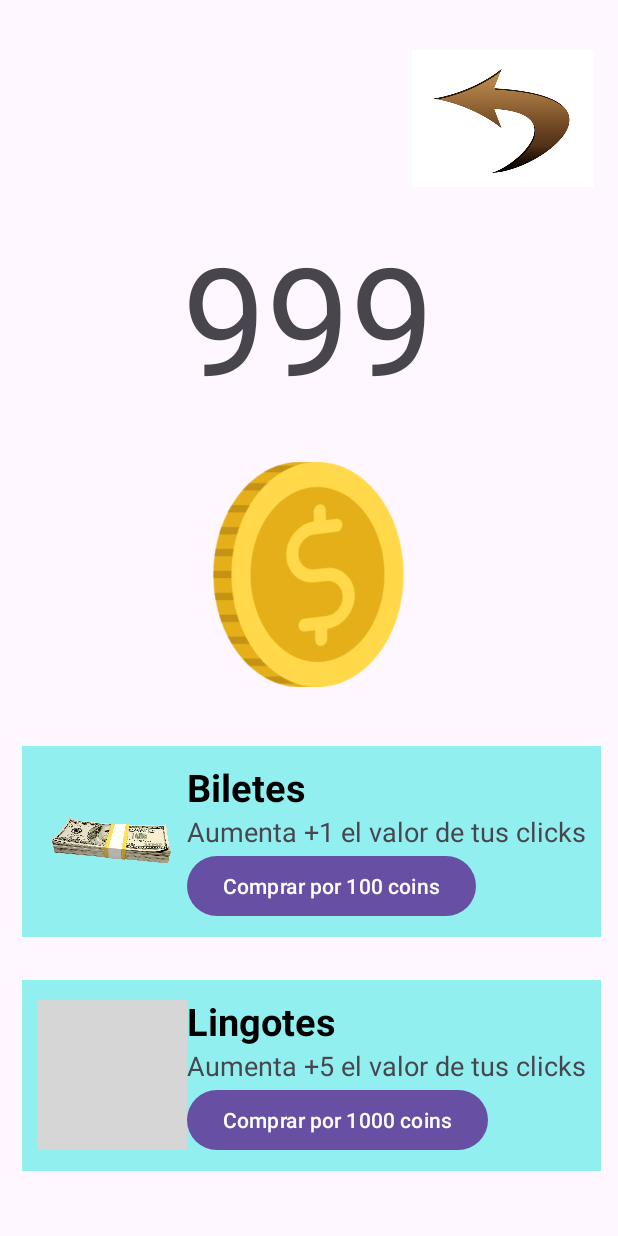
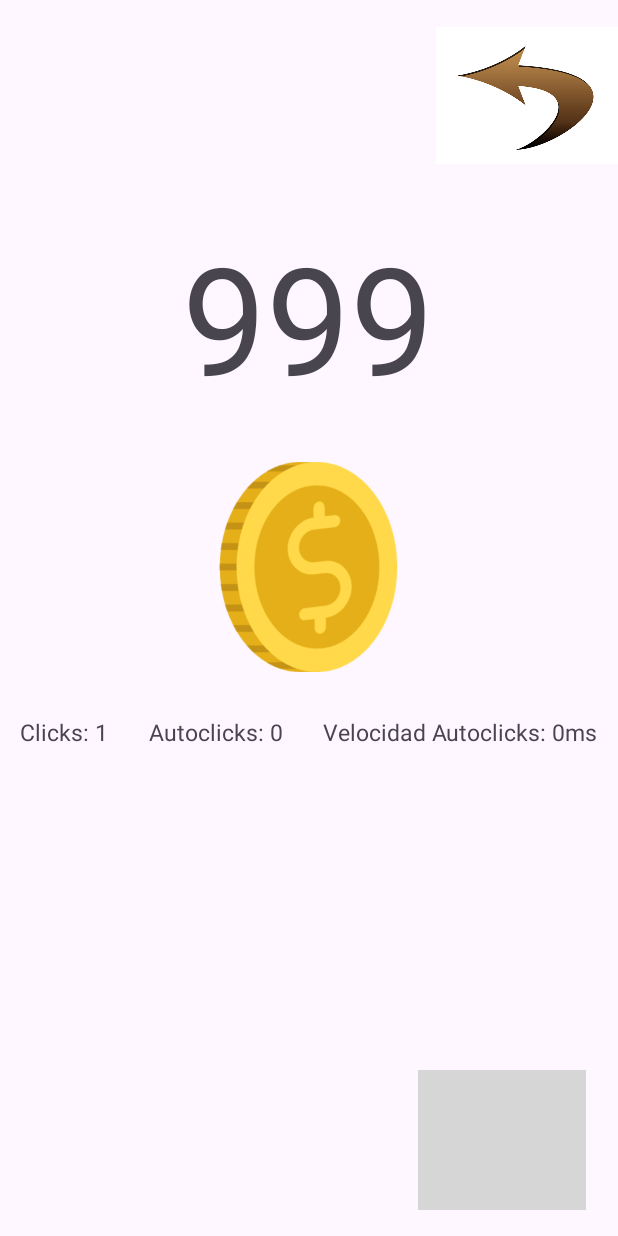
Before and after one commit to LPM02949/Contador, an Android app: the screen it shows after launch (MainActivity), on a phone screen of 412 x 824 dp. Run offline under Robolectric (Android 15) with nearby library versions, the phone set to English and light mode, and no system bars; grey boxes are pictures that could not be loaded.

Commit message:
va mejor 25/10 13.17

```diff
--- a/app/src/main/java/com/example/contador/MainActivity.java
+++ b/app/src/main/java/com/example/contador/MainActivity.java
@@ -11,35 +11,48 @@ import android.view.animation.ScaleAnimation;
 import android.widget.Button;
 import android.widget.ImageView;
 import android.widget.TextView;
+
+import java.math.BigInteger;
 import java.text.DecimalFormat;
 import java.util.concurrent.ExecutorService;
 import java.util.concurrent.Executors;
 
 public class MainActivity extends AppCompatActivity {
-    private TextView contador;
-    private int num = 999;
-    private int costeBillete = 100;
-    private int costeOro = 1000;
-    private int valorClick = 1;
-    private Button botonMejora1, botonMejora2;
-    private ImageView coin_image;
-    private ExecutorService executor; // Para ejecutar la pulsación automática en segundo plano
-    private Handler handler; // Para realizar operaciones en el hilo principal (UI Thread)
-    private boolean autoClickEnabled = false; // Indica si la pulsación automática está habilitada
-    private long autoClickDelay; // Retraso inicial de la pulsación automática.
+    TextView contador;
+    int num = 999;
+    int inc=1;
+    int incAuto =0;
+    int tiempoAutoClick = 0;
+    TextView textValorClick;
+    TextView textValorAutoClick;
+    TextView textVelocidadAutoClick;
+
+
+
+    ImageView coin_image;
+
+    //private ExecutorService executor; // Para ejecutar la pulsación automática en segundo plano
+    //private Handler handler; // Para realizar operaciones en el hilo principal (UI Thread)
 
     @Override
     protected void onCreate(Bundle savedInstanceState) {
         super.onCreate(savedInstanceState);
         setContentView(R.layout.activity_main);
         contador = findViewById(R.id.textocontador);
-        botonMejora1 = findViewById(R.id.boton_billetes);
-        botonMejora2 = findViewById(R.id.boton_oro);
         coin_image = findViewById(R.id.coin);
         contador.setText(formatNumber(num));
-        executor = Executors.newSingleThreadExecutor(); // Inicializa el ExecutorService para tareas en segundo plano
-        handler = new Handler(Looper.getMainLooper()); // Inicializa el Handler para operaciones en el hilo principal (UI Thread)
+        //executor = Executors.newSingleThreadExecutor(); // Inicializa el ExecutorService para tareas en segundo plano
+        //handler = new Handler(Looper.getMainLooper()); // Inicializa el Handler para operaciones en el hilo principal (UI Thread)
         ImageView atrasImage = findViewById(R.id.atras); // Obtén la referencia a la ImageView "atras"
+        textValorClick=(TextView)findViewById(R.id.textValorClick);
+        textValorAutoClick=(TextView) findViewById(R.id.textValorAutoClick);
+        textVelocidadAutoClick=(TextView) findViewById(R.id.textVelocidadAutoClick);
+        Bundle extras = getIntent().getExtras();
+        if (extras != null) {
+            num = extras.getInt("MONEY_COUNT");
+            inc = extras.getInt("CLICK_VALUE");
+            incAuto = extras.getInt("AUTOCLICK_VALUE");
+            tiempoAutoClick = extras.getInt("AUTOCLICK_TIME");
 
         // Agrega un click listener a la ImageView "atras"
         atrasImage.setOnClickListener(new View.OnClickListener() {
@@ -47,15 +60,24 @@ public class MainActivity extends AppCompatActivity {
             public void onClick(View view) {
                 atras();
             }
+
+
         });
+        };
+        setContText();
     }
     // Método para volver a la pantalla de inicio (PantallaInicio)
     public void atras() {
         Intent intent = new Intent(this, PantallaInicio.class);
         startActivity(intent);
     }
-
-    private String formatNumber(int value) {
+    public void setContText() {
+        textValorClick.setText("Clicks: " + inc);
+        textValorAutoClick.setText("Autoclicks: " + incAuto);
+        textVelocidadAutoClick.setText("Velocidad Autoclicks: " + tiempoAutoClick + "m" + "s");
+    }
+    // Método para dar formato al numero del contador
+        private String formatNumber (int value) {
             if (value < 1000) {
                 return String.valueOf(value);
             } else if (value < 1000000) {
@@ -67,6 +89,7 @@ public class MainActivity extends AppCompatActivity {
             }
         }
 
+
     private void updateCounter() {
         contador.setText(formatNumber(num));
     }
@@ -75,75 +98,19 @@ public class MainActivity extends AppCompatActivity {
         ScaleAnimation fade_in = new ScaleAnimation(0.7f, 1.2f, 0.7f, 1.2f, Animation.RELATIVE_TO_SELF, 0.5f, Animation.RELATIVE_TO_SELF, 0.5f);
         fade_in.setDuration(100);
         coin_image.startAnimation(fade_in);
-        num += valorClick;
+        num += inc;
         updateCounter();
     }
 
-    public void mejora1(View v) {
-        if (num >= costeBillete) {
-            num -= costeBillete;
-            valorClick++;
-            updateCounter();
-            costeBillete += 20;
-            botonMejora1.setText("Comprar por " + costeBillete + " coins");
-
-            if (!autoClickEnabled) {
-                autoClickEnabled = true; // Habilita la pulsación automática
-                autoClickDelay = 2000; // Establece que el click inicial automático sea cada 2 segundos
-                startAutoClick(); //
-            } else {
-                autoClickDelay -= 100; // Con cada mejora el click automático será 0.1 segundos mas rápido
-                if (autoClickDelay < 100) {
-                    autoClickDelay = 100; // Fijo que todo lo rápido que serán los click automaticos sea 0.1 segundos
-                }
-            }
-        }
+    public void irACompras(View view) {
+        Intent i = new Intent(this, Carrito.class);
+        i.putExtra("MONEY_COUNT", num);
+        i.putExtra("CLICK_VALUE", inc);
+        i.putExtra("AUTOCLICK_VALUE", incAuto);
+        i.putExtra("AUTOCLICK_TIME", tiempoAutoClick);
+        startActivity(i);
+        finish();
     }
 
-    public void mejora2(View v) {
-        if (num >= costeOro) {
-            num -= costeOro;
-            valorClick+=5;
-            updateCounter();
-            costeOro += 200;
-            botonMejora2.setText("Comprar por " + costeOro + " coins");
 
-            if (!autoClickEnabled) {
-                autoClickEnabled = true; // Habilita la pulsación automática
-                autoClickDelay = 1000; // Establece que el click inicial automático sea cada 1 segundo
-                startAutoClick(); //
-            } else {
-                autoClickDelay -= 50; // Con cada mejora el click automático será 0.05 segundos mas rápido
-                if (autoClickDelay < 50) {
-                    autoClickDelay = 50; // Fijo que todo lo rápido que serán los click automaticos sea 0.05 segundos
 }
-            }
-        }
-    }
-
-    // Iniciamos pulsación automática
-    private void startAutoClick() {
-        // Ejecuta esta tarea en un hilo secundario (en segundo plano)
-        executor.execute(() -> {
-            // Mientras la pulsación automática esté habilitada
-            while (autoClickEnabled) {
-                try {
-                    // Pausa el hilo durante un período de tiempo determinado (autoClickDelay) en milisegundos
-                    Thread.sleep(autoClickDelay);
-                } catch (InterruptedException e) {
-                    e.printStackTrace();
-                }
-
-                // Envía tarea al hilo principal (UI Thread) para realizar una pulsación manual
-                handler.post(() -> {
-                    try {
-                        // Realiza una pulsación manual en la moneda llamando al método 'sumar'
-                        sumar(null);
-                    } catch (Exception e) {
-                        e.printStackTrace();
-                    }
-                });
-            }
-        });
-    }
-}
--- a/app/src/main/res/layout/activity_main.xml
+++ b/app/src/main/res/layout/activity_main.xml
@@ -27,120 +27,52 @@
         android:layout_height="150dp"
         android:onClick="sumar"
         android:src="@drawable/coinok"
+        android:paddingBottom="10dp"
         app:layout_constraintBottom_toBottomOf="parent"
         app:layout_constraintEnd_toEndOf="parent"
         app:layout_constraintHorizontal_bias="0.498"
         app:layout_constraintStart_toStartOf="parent"
         app:layout_constraintTop_toTopOf="parent"
-        app:layout_constraintVertical_bias="0.457" />
+        app:layout_constraintVertical_bias="0.457"
+        android:contentDescription="Moneda de oro"/>
 
     <LinearLayout
-        android:id="@+id/lineaBilletes"
-        android:layout_width="wrap_content"
-        android:layout_height="wrap_content"
-        android:background="#92EFEF"
+        android:id="@+id/datosJuego"
+        android:layout_width="match_parent"
+        android:layout_height="50dp"
         android:gravity="center"
         android:orientation="horizontal"
-        android:padding="10dp"
-        app:layout_constraintBottom_toBottomOf="parent"
+        android:paddingTop="10dp"
         app:layout_constraintEnd_toEndOf="parent"
-        app:layout_constraintHorizontal_bias="0.571"
         app:layout_constraintStart_toStartOf="parent"
-        app:layout_constraintTop_toTopOf="parent"
-        app:layout_constraintVertical_bias="0.714">
+        app:layout_constraintTop_toBottomOf="@id/coin">
 
-        <ImageView
-            android:layout_width="100dp"
-            android:layout_height="100dp"
-            android:padding="8dp"
-            android:src="@drawable/billetitos">
-
-        </ImageView>
-
-        <LinearLayout
+        <TextView
+            android:id="@+id/textValorClick"
             android:layout_width="wrap_content"
             android:layout_height="wrap_content"
-            android:orientation="vertical">
+            android:layout_weight="1"
+            android:text="-"
+            android:textAlignment="center"
+            android:textSize="15sp" />
 
-            <TextView
-                android:layout_width="wrap_content"
-                android:layout_height="wrap_content"
-                android:text="Biletes"
-                android:textColor="#000"
-                android:textSize="25dp"
-                android:textStyle="bold">
-
-            </TextView>
-
-            <TextView
-                android:layout_width="wrap_content"
-                android:layout_height="wrap_content"
-                android:text="Aumenta +1 el valor de tus clicks"
-                android:textSize="18dp">
-
-            </TextView>
-
-            <Button
-                android:id="@+id/boton_billetes"
-                android:layout_width="wrap_content"
-                android:layout_height="wrap_content"
-                android:onClick="mejora1"
-                android:text="Comprar por 100 coins" />
-        </LinearLayout>
-    </LinearLayout>
-    <LinearLayout
-        android:id="@+id/lineaOro"
-        android:layout_width="wrap_content"
-        android:layout_height="wrap_content"
-        android:background="#92EFEF"
-        android:gravity="center"
-        android:orientation="horizontal"
-        android:padding="10dp"
-        app:layout_constraintBottom_toBottomOf="parent"
-        app:layout_constraintEnd_toEndOf="parent"
-        app:layout_constraintHorizontal_bias="0.571"
-        app:layout_constraintStart_toStartOf="parent"
-        app:layout_constraintTop_toTopOf="parent"
-        app:layout_constraintVertical_bias="0.938">
-
-        <ImageView
-            android:layout_width="100dp"
-            android:layout_height="100dp"
-            android:padding="8dp"
-            android:src="@drawable/oro">
-
-        </ImageView>
-
-        <LinearLayout
+        <TextView
+            android:id="@+id/textValorAutoClick"
             android:layout_width="wrap_content"
             android:layout_height="wrap_content"
-            android:orientation="vertical">
+            android:layout_weight="1"
+            android:text="-"
+            android:textAlignment="center"
+            android:textSize="15sp" />
 
-            <TextView
-                android:layout_width="wrap_content"
-                android:layout_height="wrap_content"
-                android:text="Lingotes"
-                android:textColor="#000"
-                android:textSize="25dp"
-                android:textStyle="bold">
-
-            </TextView>
-
-            <TextView
-                android:layout_width="wrap_content"
-                android:layout_height="wrap_content"
-                android:text="Aumenta +5 el valor de tus clicks"
-                android:textSize="18dp">
-
-            </TextView>
-
-            <Button
-                android:id="@+id/boton_oro"
-                android:layout_width="wrap_content"
-                android:layout_height="wrap_content"
-                android:onClick="mejora2"
-                android:text="Comprar por 1000 coins" />
-        </LinearLayout>
+        <TextView
+            android:id="@+id/textVelocidadAutoClick"
+            android:layout_width="wrap_content"
+            android:layout_height="wrap_content"
+            android:layout_weight="1"
+            android:text="-"
+            android:textAlignment="center"
+            android:textSize="15sp" />
     </LinearLayout>
 
     <ImageView
@@ -149,11 +81,25 @@
         android:layout_height="122dp"
         app:layout_constraintBottom_toBottomOf="parent"
         app:layout_constraintEnd_toEndOf="parent"
-        app:layout_constraintHorizontal_bias="0.944"
+        app:layout_constraintHorizontal_bias="1.0"
         app:layout_constraintStart_toStartOf="parent"
         app:layout_constraintTop_toTopOf="parent"
-        app:layout_constraintVertical_bias="0.026"
-        app:srcCompat="@drawable/volver"/>
+        app:layout_constraintVertical_bias="0.004"
+        app:srcCompat="@drawable/volver" />
+
+    <ImageView
+        android:id="@+id/iconoCarrito"
+        android:layout_width="112dp"
+        android:layout_height="93dp"
+        android:onClick="irACompras"
+        app:layout_constraintBottom_toBottomOf="parent"
+        app:layout_constraintEnd_toEndOf="parent"
+        app:layout_constraintHorizontal_bias="0.929"
+        app:layout_constraintStart_toStartOf="parent"
+        app:layout_constraintTop_toTopOf="parent"
+        app:layout_constraintVertical_bias="0.976"
+        app:srcCompat="@drawable/carrito"
+        android:contentDescription="Carrito de la compra"/>
 
 
 </androidx.constraintlayout.widget.ConstraintLayout>
```
Also changed, not shown: app/src/main/java/com/example/contador/Carrito.java (+98 -50 lines), app/src/main/res/layout/activity_carrito.xml (+6 -5 lines). Lines whose indentation alone changed are shown as unchanged.
